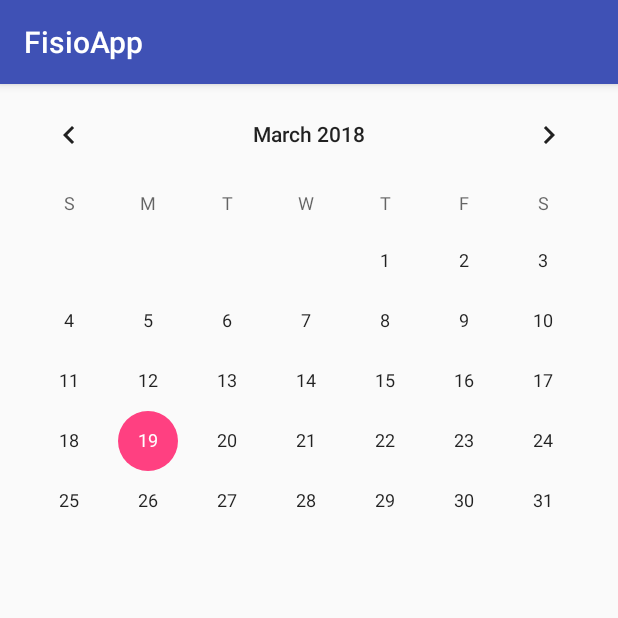
After one commit to gemambu/fisioAppAndroid, an Android app: the fragment CalendarFragment shown on its own in the app's theme, on a phone screen of 412 x 824 dp, the top half of it. The commit adds this screen. Run offline under Robolectric (Android 15) with nearby library versions, the phone set to English and light mode, and no system bars.

Commit message:
CalendarActivity created; CalendarFragment created + calendarListener for date change

```diff
--- a/app/build.gradle
+++ b/app/build.gradle
@@ -27,6 +27,7 @@ android {
 }
 
 dependencies {
+    implementation 'com.android.support:support-v4:26.1.0'
     compile project(':domain')
 
     compile fileTree(include: ['*.jar'], dir: 'libs')
--- /dev/null
+++ b/app/src/main/java/com/projectx/fisioapp/app/fragment/CalendarFragment.kt
@@ -0,0 +1,74 @@
+package com.projectx.fisioapp.app.fragment
+
+import android.app.Activity
+import android.content.Context
+import android.os.Bundle
+import android.support.v4.app.Fragment
+import android.view.LayoutInflater
+import android.view.View
+import android.view.ViewGroup
+import android.widget.CalendarView
+import android.widget.Toast
+
+import com.projectx.fisioapp.R
+
+class CalendarFragment : Fragment() {
+
+    lateinit var root: View
+    lateinit var calendarView: CalendarView
+    private var onSelectedDateListener: OnSelectedDateListener? = null
+
+
+    override fun onCreateView(inflater: LayoutInflater?, container: ViewGroup?,
+                              savedInstanceState: Bundle?): View? {
+
+        inflater?.let{
+            root = it.inflate(R.layout.fragment_calendar, container, false)
+            calendarView = root.findViewById(R.id.fisio_calendar)
+        }
+
+        return root
+    }
+
+
+    fun setCalendarListener(calendar: CalendarView){
+        calendar.setOnDateChangeListener { view, year, month, dayOfMonth ->
+            //Note that months are indexed from 0. So, 0 means january, 1 means February, 2 means march etc.
+            val sb = StringBuilder()
+            sb.append(dayOfMonth).append(month + 1).append(year)
+            val date = sb.toString()
+            onSelectedDateListener?.onSelectedDate(date)
+        }
+    }
+
+    override fun onAttach(context: Context?) {
+        super.onAttach(context)
+        commonAttach(context)
+    }
+
+    override fun onAttach(activity: Activity?) {
+        super.onAttach(activity)
+        commonAttach(activity)
+    }
+
+    override fun onDetach() {
+        super.onDetach()
+        onSelectedDateListener = null
+    }
+
+    fun commonAttach(listener: Any?) {
+        if (listener is OnSelectedDateListener) {
+            onSelectedDateListener = listener
+        }
+    }
+
+    interface OnSelectedDateListener {
+        fun onSelectedDate(date: String)
+    }
+
+
+
+
+
+
+}
--- /dev/null
+++ b/app/src/main/res/layout/fragment_calendar.xml
@@ -0,0 +1,13 @@
+<LinearLayout
+    xmlns:android="http://schemas.android.com/apk/res/android"
+    xmlns:tools="http://schemas.android.com/tools"
+    android:layout_width="match_parent"
+    android:layout_height="match_parent"
+    tools:context="com.projectx.fisioapp.app.fragment.CalendarFragment">
+
+    <CalendarView
+        android:id="@+id/fisio_calendar"
+        android:layout_width="match_parent"
+        android:layout_height="match_parent" />
+
+</LinearLayout>
--- a/app/src/main/res/values/strings.xml
+++ b/app/src/main/res/values/strings.xml
@@ -4,4 +4,7 @@
     <string name="app_name">FisioApp</string>
     <string name="authenticate">Authenticate</string>
     <string name="blank_activity">Blank Activity</string>
+
+    <!-- TODO: Remove or change this placeholder text -->
+    <string name="hello_blank_fragment">Hello blank fragment</string>
 </resources>
```
Also changed, not shown: app/src/main/AndroidManifest.xml (+5 -8 lines), app/src/main/java/com/projectx/fisioapp/app/activity/CalendarActivity.kt (added, +13 -0 lines), app/src/main/res/layout/activity_calendar.xml (added, +25 -0 lines).
